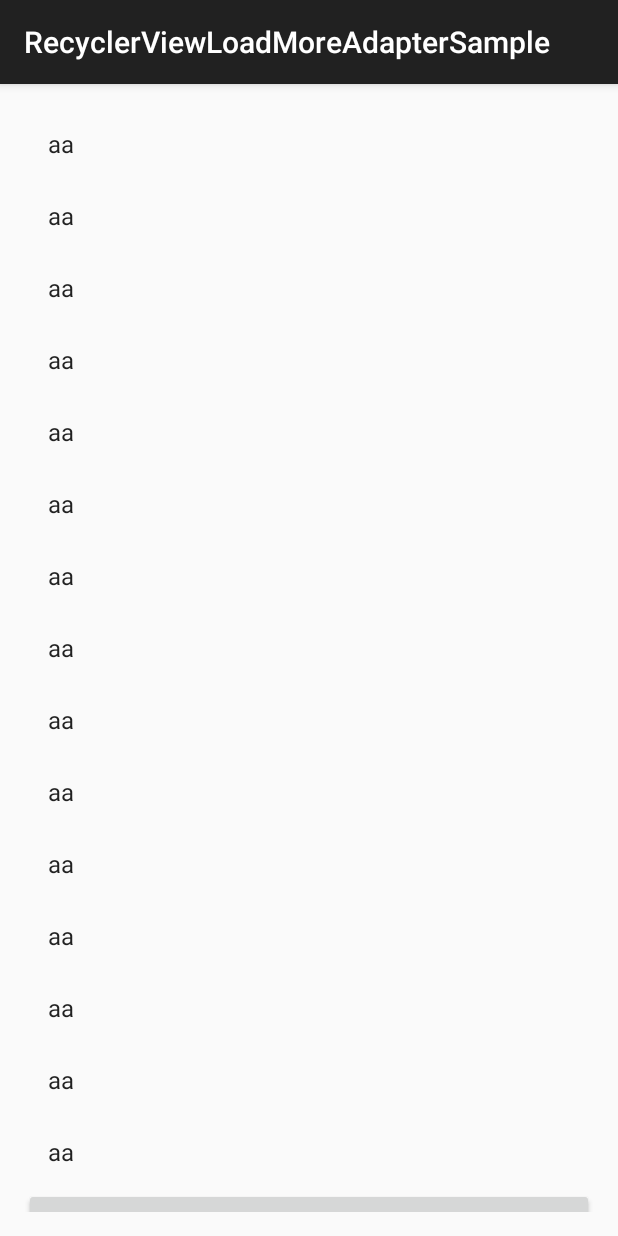
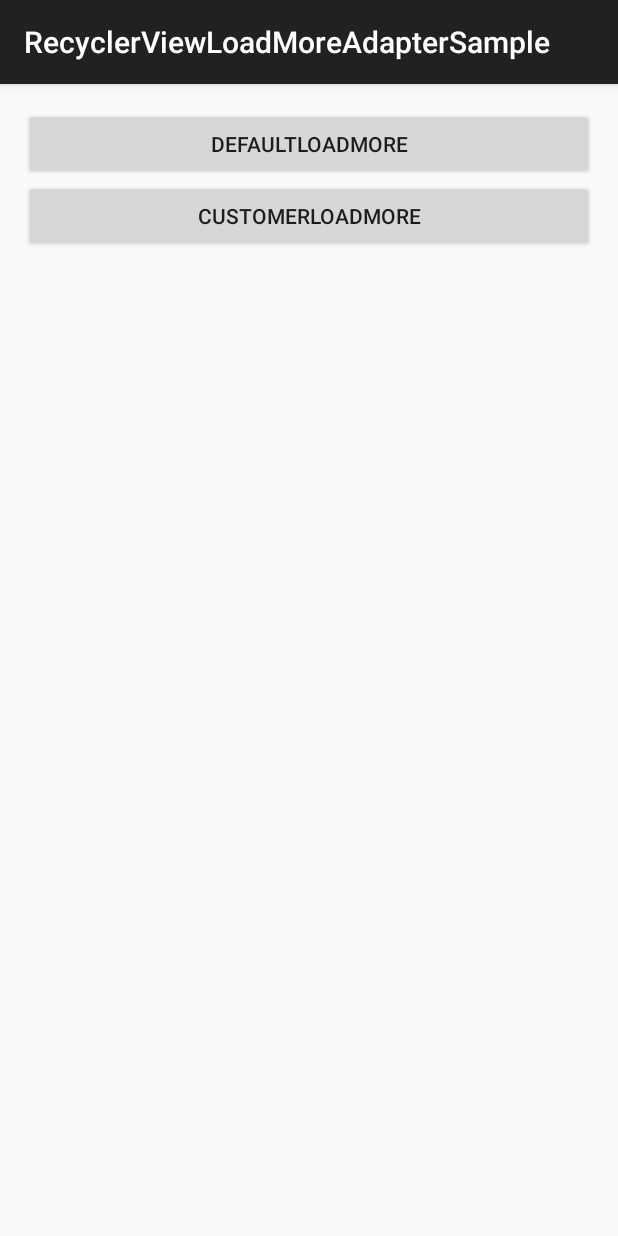
Before and after one commit to jiechic/recyclerviewloadmoreadapter, an Android app: the screen it shows after launch (MainActivity), on a phone screen of 412 x 824 dp. Run offline under Robolectric (Android 15) with nearby library versions, the phone set to English and light mode, and no system bars; our stand-ins replace ButterKnife.

Commit message:
add default effect

```diff
--- a/Library/build.gradle
+++ b/Library/build.gradle
@@ -41,6 +41,5 @@ android {
 
 dependencies {
     compile fileTree(dir: 'libs', include: ['*.jar'])
-    compile 'com.android.support:appcompat-v7:23.0.0'
     compile "com.android.support:recyclerview-v7:23.0.0"
 }
--- /dev/null
+++ b/Library/src/main/res/drawable-v21/loadmore_item_selector_ripple.xml
@@ -0,0 +1,5 @@
+<?xml version="1.0" encoding="utf-8"?>
+<ripple xmlns:android="http://schemas.android.com/apk/res/android"
+        android:color="?android:colorControlHighlight">
+    <item android:id="@android:id/mask" android:drawable="@drawable/loadmore_item_selector"/>
+</ripple>
--- /dev/null
+++ b/Library/src/main/res/drawable/loadmore_item_selector_ripple.xml
@@ -0,0 +1,4 @@
+<?xml version="1.0" encoding="utf-8"?>
+<selector xmlns:android="http://schemas.android.com/apk/res/android">
+    <item android:drawable="@drawable/loadmore_item_selector"/>
+</selector>
--- a/Library/src/main/res/values/strings.xml
+++ b/Library/src/main/res/values/strings.xml
@@ -1,3 +1,5 @@
 <resources>
-    <string name="app_name">RecyclerViewLoadMoreAdapter</string>
+    <string name="loadmore">Click Load More</string>
+    <color name="grey_300">#E0E0E0</color>
+    <color name="white">#ffffff</color>
 </resources>
--- a/Sample/build.gradle
+++ b/Sample/build.gradle
@@ -40,6 +40,7 @@ dependencies {
     compile fileTree(dir: 'libs', include: ['*.jar'])
     compile 'com.android.support:appcompat-v7:23.0.0'
     compile 'com.jakewharton:butterknife:7.0.1'
+    compile "com.android.support:recyclerview-v7:23.0.0"
     compile project(':Library')
 
 }
--- a/Sample/src/main/AndroidManifest.xml
+++ b/Sample/src/main/AndroidManifest.xml
@@ -8,13 +8,15 @@
         android:label="@string/app_name"
         android:theme="@style/AppTheme" >
         <activity
-            android:name=".MainActivity"
+            android:name="com.jiechic.lbrary.android.recyclerviewloadmoreadapter.sample.MainActivity"
             android:label="@string/app_name" >
             <intent-filter>
                 <action android:name="android.intent.action.MAIN"/>
                 <category android:name="android.intent.category.LAUNCHER"/>
             </intent-filter>
         </activity>
+        <activity android:name="com.jiechic.lbrary.android.recyclerviewloadmoreadapter.sample.defaultEffect.DefaultActivity"/>
+        <activity android:name="com.jiechic.lbrary.android.recyclerviewloadmoreadapter.sample.customer.CustomerActivity"/>
     </application>
 
 </manifest>
--- a/Sample/src/main/java/com/jiechic/lbrary/android/recyclerviewloadmoreadapter/sample/MainActivity.java
+++ b/Sample/src/main/java/com/jiechic/lbrary/android/recyclerviewloadmoreadapter/sample/MainActivity.java
@@ -1,164 +1,45 @@
 package com.jiechic.lbrary.android.recyclerviewloadmoreadapter.sample;
 
+import android.content.Intent;
 import android.os.Bundle;
 import android.support.v7.app.ActionBarActivity;
-import android.support.v7.widget.LinearLayoutManager;
-import android.support.v7.widget.RecyclerView;
-import android.view.LayoutInflater;
 import android.view.View;
-import android.view.ViewGroup;
 import android.widget.Button;
-import android.widget.ProgressBar;
-import android.widget.TextView;
 import butterknife.Bind;
 import butterknife.ButterKnife;
-import com.jiechic.lbrary.android.recyclerviewloadmoreadapter.RecyclerViewLoadMoreAdapter;
-
-import java.util.ArrayList;
-import java.util.List;
+import com.jiechic.lbrary.android.recyclerviewloadmoreadapter.sample.customer.CustomerActivity;
+import com.jiechic.lbrary.android.recyclerviewloadmoreadapter.sample.defaultEffect.DefaultActivity;
 
 
-public class MainActivity extends ActionBarActivity {
-    List<String> myDataset = new ArrayList<>();
-    @Bind(R.id.recyclerView)
-    RecyclerView recyclerView;
+public class MainActivity extends ActionBarActivity implements View.OnClickListener {
 
-    Adapter adapter = new Adapter(myDataset);
+    @Bind(R.id.bt_default)
+    Button btDefault;
+    @Bind(R.id.bt_customer)
+    Button btCustomer;
 
     @Override
     protected void onCreate(Bundle savedInstanceState) {
         super.onCreate(savedInstanceState);
         setContentView(R.layout.activity_main);
         ButterKnife.bind(this);
-
-        recyclerView.setLayoutManager(new LinearLayoutManager(this, LinearLayoutManager.VERTICAL, false));
-        recyclerView.setAdapter(adapter);
-        adapter.setCanLoadMore(true);
-
-
-        myDataset.add("aa");
-        myDataset.add("aa");
-        myDataset.add("aa");
-        myDataset.add("aa");
-        myDataset.add("aa");
-        myDataset.add("aa");
-        myDataset.add("aa");
-        myDataset.add("aa");
-        myDataset.add("aa");
-        myDataset.add("aa");
-        myDataset.add("aa");
-        myDataset.add("aa");
-        myDataset.add("aa");
-        myDataset.add("aa");
-        myDataset.add("aa");
-        adapter.notifyDataSetChanged();
-
+        btCustomer.setOnClickListener(this);
+        btDefault.setOnClickListener(this);
     }
 
-    public class Adapter extends RecyclerViewLoadMoreAdapter<RecyclerView.ViewHolder> {
-        final List<String> list;
-
-        public Adapter(List<String> list) {
-            this.list = list;
+    @Override
+    public void onClick(View v) {
+        Intent intent=null;
+        switch (v.getId()){
+            case R.id.bt_default:
+                intent=new Intent(MainActivity.this, DefaultActivity.class);
+                break;
+            case R.id.bt_customer:
+                intent=new Intent(MainActivity.this, CustomerActivity.class);
+                break;
         }
-
-        @Override
-        public RecyclerView.ViewHolder onCreateContentItemViewHolder(ViewGroup parent, int viewType) {
-            return new ViewHolder(LayoutInflater.from(parent.getContext()).inflate(android.R.layout.simple_list_item_1, parent, false));
-        }
-
-        @Override
-        public void onBindContentItemView(RecyclerView.ViewHolder holder, int position) {
-            ((ViewHolder) holder).textView.setText(list.get(position));
-        }
-
-        @Override
-        public int getContentItemCount() {
-            if (list == null) {
-                return 0;
-            } else {
-                return list.size();
-            }
-        }
-
-        @Override
-        public int getContentItemType(int position) {
-            return 0;
-        }
-
-        @Override
-        public RecyclerView.ViewHolder onCreateLoadMoreItemViewHolder(ViewGroup parent, int viewType) {
-            return new LoadHolder(LayoutInflater.from(parent.getContext()).inflate(LoadHolder.LAYOUT_ID, parent, false));
-        }
-
-        @Override
-        public void onBindLoadMoreItemView(RecyclerView.ViewHolder holder, int position) {
-
-        }
-
-        public class ViewHolder extends RecyclerView.ViewHolder {
-
-            public TextView textView;
-
-            public ViewHolder(View itemView) {
-                super(itemView);
-                textView = (TextView) itemView;
-            }
-        }
-
-        public class LoadHolder extends RecyclerView.ViewHolder {
-
-            public static final int LAYOUT_ID = R.layout.loadmoreitem;
-            @Bind(R.id.progressbar)
-            ProgressBar progressbar;
-            @Bind(R.id.button)
-            Button button;
-
-            public LoadHolder(View itemView) {
-                super(itemView);
-                ButterKnife.bind(this, itemView);
-                button.setVisibility(View.VISIBLE);
-                progressbar.setVisibility(View.GONE);
-                button.setOnClickListener((View v) -> {
-                    button.setVisibility(View.GONE);
-                    progressbar.setVisibility(View.VISIBLE);
-                    button.postDelayed(() -> {
-                        onLoadMore();
-                        button.setVisibility(View.VISIBLE);
-                        progressbar.setVisibility(View.GONE);
-                    },2000);
-                });
-
-            }
+        if (intent!=null){
+            startActivity(intent);
         }
     }
-
-    private void onLoadMore() {
-
-
-        if (myDataset.size() < 50) {
-            myDataset.add("ccccc");
-            myDataset.add("ccccc");
-            myDataset.add("ccccc");
-            myDataset.add("ccccc");
-            myDataset.add("ccccc");
-            myDataset.add("ccccc");
-            myDataset.add("ccccc");
-            myDataset.add("ccccc");
-            myDataset.add("ccccc");
-            myDataset.add("ccccc");
-            myDataset.add("ccccc");
-            myDataset.add("ccccc");
-            myDataset.add("ccccc");
-            myDataset.add("ccccc");
-            myDataset.add("ccccc");
-            myDataset.add("ccccc");
-            adapter.setCanLoadMore(true);
-        } else {
-            adapter.setCanLoadMore(false);
-        }
-
-        adapter.notifyDataSetChanged();
-    }
-
 }
--- a/Sample/src/main/res/layout/activity_main.xml
+++ b/Sample/src/main/res/layout/activity_main.xml
@@ -1,15 +1,21 @@
-<RelativeLayout xmlns:android="http://schemas.android.com/apk/res/android"
-                xmlns:tools="http://schemas.android.com/tools"
-                android:layout_width="match_parent"
-                android:layout_height="match_parent"
-                android:paddingLeft="@dimen/activity_horizontal_margin"
-                android:paddingRight="@dimen/activity_horizontal_margin"
-                android:paddingTop="@dimen/activity_vertical_margin"
-                android:paddingBottom="@dimen/activity_vertical_margin"
-                tools:context=".MainActivity">
-    <android.support.v7.widget.RecyclerView
-            android:id="@+id/recyclerView"
+<LinearLayout
+        xmlns:android="http://schemas.android.com/apk/res/android"
+        android:orientation="vertical"
+        android:layout_width="match_parent"
+        android:layout_height="match_parent"
+        android:paddingLeft="@dimen/activity_horizontal_margin"
+        android:paddingRight="@dimen/activity_horizontal_margin"
+        android:paddingTop="@dimen/activity_vertical_margin"
+        android:paddingBottom="@dimen/activity_vertical_margin">
+    <Button
+            android:id="@+id/bt_default"
             android:layout_width="match_parent"
-            android:layout_height="match_parent"/>
+            android:layout_height="wrap_content"
+            android:text="DefaultLoadMore"/>
+    <Button
+            android:id="@+id/bt_customer"
+            android:layout_width="match_parent"
+            android:layout_height="wrap_content"
+            android:text="CustomerLoadMore"/>
 
-</RelativeLayout>
+</LinearLayout>
```
Also changed, not shown: Library/src/main/java/com/jiechic/lbrary/android/recyclerviewloadmoreadapter/LoadMoreViewHolder.java (+14 -6 lines), Library/src/main/java/com/jiechic/lbrary/android/recyclerviewloadmoreadapter/RecyclerViewLoadMoreAdapter.java (+52 -15 lines), Library/src/main/res/drawable/loadmore_item_selector.xml (added, +9 -0 lines), Library/src/main/res/layout/adapter_loadmore_item.xml (added, +18 -0 lines), Sample/src/main/java/com/jiechic/lbrary/android/recyclerviewloadmoreadapter/sample/customer/CustomerActivity.java (added, +80 -0 lines), Sample/src/main/java/com/jiechic/lbrary/android/recyclerviewloadmoreadapter/sample/defaultEffect/DefaultActivity.java (added, +83 -0 lines), Sample/src/main/java/com/jiechic/lbrary/android/recyclerviewloadmoreadapter/sample/defaultEffect/DefaultAdapter.java (added, +60 -0 lines), Sample/src/main/res/layout/activity_loadmore.xml (added, +15 -0 lines), 1 other file.
